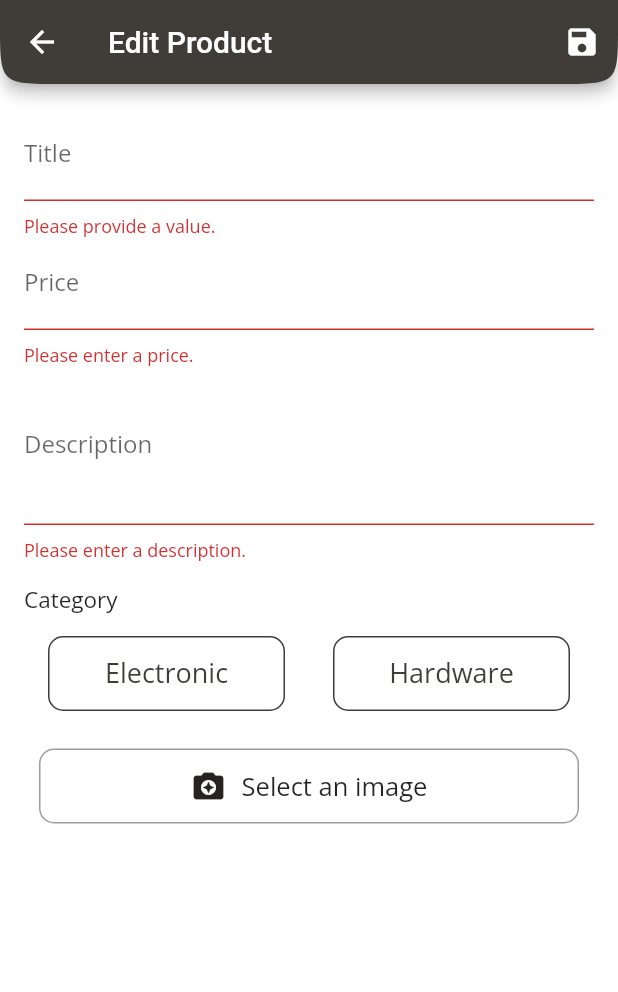
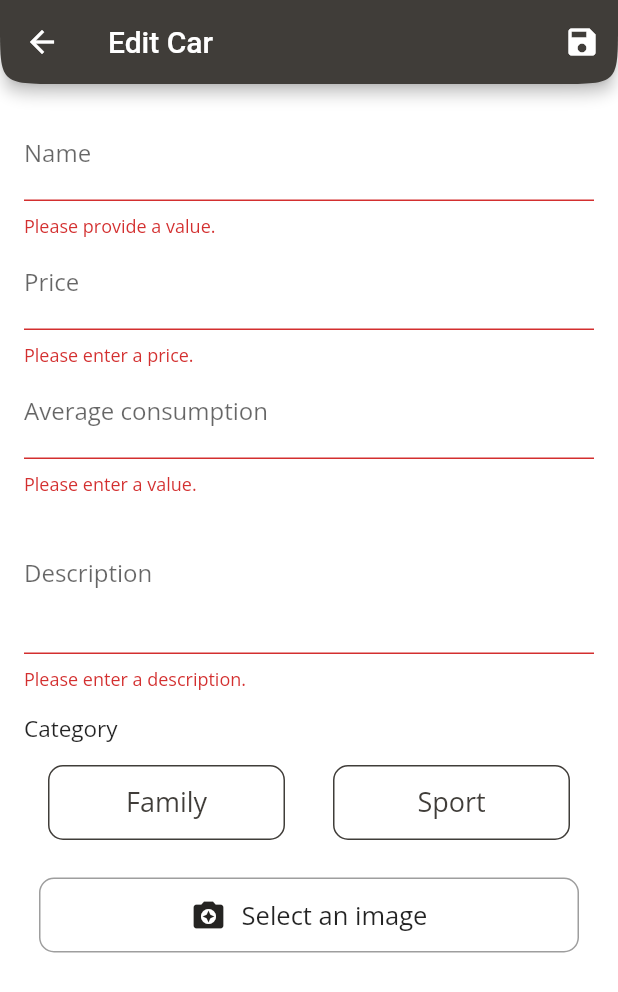
Before and after one commit to Plumito2020/Car-rental-management-app, a Flutter app: the EditCarScreen screen opened by its route, after a tap on the "save" icon, on a phone screen of 412 x 824 dp. Shown: the top 992 px of the screen. Run offline on Flutter 3.47's test engine with Material 2 defaults, Android fonts, the phone set to English and light mode, and no system bars; our stand-ins replace google_fonts, shared_preferences; accounts and stored records are empty.

Commit message:
CRUD operations

```diff
--- a/lib/providers/Cars.dart
+++ b/lib/providers/Cars.dart
@@ -154,7 +154,7 @@ class Cars with ChangeNotifier {
         body: json.encode({
           'title': car.title,
           'description': car.description,
-          'imageUrl': car.imageUrl,
+          'imageUrl': "",
           'price': car.price,
           'category': car.category,
           'consommation': car.consommation,
@@ -179,42 +179,43 @@ class Cars with ChangeNotifier {
     }
   }
 
-  // Future<void> updateProduct(String id, Product newProduct) async {
-  //   final prodIndex = _items.indexWhere((prod) => prod.id == id);
-  //   if (prodIndex >= 0) {
-  //     final url =
-  //         'https://stage-1a56d.firebaseio.com/products/$id.json?auth=$authToken';
-  //     await http.patch(url,
-  //         body: json.encode({
-  //           'title': newProduct.title,
-  //           'description': newProduct.description,
-  //           'imageUrl': newProduct.imageUrl,
-  //           'category': newProduct.category,
-  //           'price': newProduct.price,
-  //           'quantity': newProduct.quantity,
-  //         }));
-  //     _items[prodIndex] = newProduct;
-  //     notifyListeners();
-  //   } else {
-  //     print('...');
-  //   }
-  // }
+  Future<void> updateCar(String id, Car car) async {
+    final prodIndex = _items.indexWhere((prod) => prod.id == id);
+    if (prodIndex >= 0) {
+      final url =
+          'https://car-rental-5d8bb-default-rtdb.firebaseio.com/cars/$id.json?auth=$authToken';
+      await http.patch(url,
+          body: json.encode({
+            'title': car.title,
+            'description': car.description,
+            'imageUrl': car.imageUrl,
+            'price': car.price,
+            'category': car.category,
+            'consommation': car.consommation,
+            'creatorId': userId,
+          }));
+      _items[prodIndex] = car;
+      notifyListeners();
+    } else {
+      print('...');
+    }
+  }
 
-  // Future<void> deleteProduct(String id) async {
-  //   final url =
-  //       'https://stage-1a56d.firebaseio.com/products/$id.json?auth=$authToken';
-  //   final existingProductIndex = _items.indexWhere((prod) => prod.id == id);
-  //   var existingProduct = _items[existingProductIndex];
-  //   _items.removeAt(existingProductIndex);
-  //   notifyListeners();
-  //   final response = await http.delete(url);
-  //   if (response.statusCode >= 400) {
-  //     _items.insert(existingProductIndex, existingProduct);
-  //     notifyListeners();
-  //     throw HttpException('Could not delete product.');
-  //   }
-  //   existingProduct = null;
-  // }
+  Future<void> deleteCar(String id) async {
+    final url =
+        'https://car-rental-5d8bb-default-rtdb.firebaseio.com/cars/$id.json?auth=$authToken';
+    final existingProductIndex = _items.indexWhere((prod) => prod.id == id);
+    var existingProduct = _items[existingProductIndex];
+    _items.removeAt(existingProductIndex);
+    notifyListeners();
+    final response = await http.delete(url);
+    if (response.statusCode >= 400) {
+      _items.insert(existingProductIndex, existingProduct);
+      notifyListeners();
+      throw HttpException('Could not delete product.');
+    }
+    existingProduct = null;
+  }
 
   // Future<void> fetchAndSetProductsByCategory(String category) async {
   //   var url =
--- a/lib/screens/edit-car-screen.dart
+++ b/lib/screens/edit-car-screen.dart
@@ -10,7 +10,7 @@ import 'dart:io';
 // import 'package:image_picker/image_picker.dart';
 
 class EditCarScreen extends StatefulWidget {
-  static const routeName = '/edit-product';
+  static const routeName = '/edit-car';
 
   @override
   _EditCarScreenState createState() => _EditCarScreenState();
@@ -18,6 +18,7 @@ class EditCarScreen extends StatefulWidget {
 
 class _EditCarScreenState extends State<EditCarScreen> {
   final _priceFocusNode = FocusNode();
+  final _consoFocusNode = FocusNode();
   final _descriptionFocusNode = FocusNode();
   final _imageUrlController = TextEditingController();
   final _imageUrlFocusNode = FocusNode();
@@ -26,6 +27,7 @@ class _EditCarScreenState extends State<EditCarScreen> {
     id: null,
     title: '',
     price: 0,
+    consommation: 0,
     description: '',
     imageUrl: '',
   );
@@ -33,13 +35,14 @@ class _EditCarScreenState extends State<EditCarScreen> {
     'title': '',
     'description': '',
     'price': '',
+    'consommation': '',
     'imageUrl': '',
   };
   var _isInit = true;
   var _isLoading = false;
   Map<String, bool> _category = {
-    "Hardware": false,
-    "Electronic": false,
+    "Sport": false,
+    "Family": false,
   };
   @override
   void initState() {
@@ -58,7 +61,7 @@ class _EditCarScreenState extends State<EditCarScreen> {
           'title': _editedProduct.title,
           'description': _editedProduct.description,
           'price': _editedProduct.price.toString(),
-          // 'imageUrl': _editedProduct.imageUrl,
+          'consommation': _editedProduct.consommation.toString(),
           'imageUrl': '',
         };
         _imageUrlController.text = _editedProduct.imageUrl;
@@ -72,6 +75,7 @@ class _EditCarScreenState extends State<EditCarScreen> {
   void dispose() {
     _imageUrlFocusNode.removeListener(_updateImageUrl);
     _priceFocusNode.dispose();
+    _consoFocusNode.dispose();
     _descriptionFocusNode.dispose();
     _imageUrlController.dispose();
     _imageUrlFocusNode.dispose();
@@ -106,6 +110,7 @@ class _EditCarScreenState extends State<EditCarScreen> {
     _editedProduct = Car(
         title: _editedProduct.title,
         price: _editedProduct.price,
+        consommation: _editedProduct.consommation,
         description: _editedProduct.description,
         imageUrl: _editedProduct.imageUrl,
         id: _editedProduct.id,
@@ -115,8 +120,8 @@ class _EditCarScreenState extends State<EditCarScreen> {
       _isLoading = true;
     });
     if (_editedProduct.id != null) {
-      // await Provider.of<Cars>(context, listen: false)
-      //     .updateProduct(_editedProduct.id, _editedProduct);
+      await Provider.of<Cars>(context, listen: false)
+          .updateCar(_editedProduct.id, _editedProduct);
     } else {
       try {
         await Provider.of<Cars>(context, listen: false).addCar(_editedProduct);
@@ -151,21 +156,6 @@ class _EditCarScreenState extends State<EditCarScreen> {
     // Navigator.of(context).pop();
   }
 
-  // File _image;
-  // final picker = ImagePicker();
-
-  // Future _imgFromGallery() async {
-  //   final pickedFile = await picker.getImage(source: ImageSource.gallery);
-
-  //   setState(() {
-  //     _image = File(pickedFile.path.toString());
-  //   });
-
-  //   final StorageReference ref =
-  //       FirebaseStorage.instance.ref().child("img.jpeg");
-  //   final StorageUploadTask uploadTask = ref.putFile(_image);
-  // }
-
   void _showPicker(context) {
     showModalBottomSheet(
         backgroundColor: Color.fromRGBO(108, 99, 255, 1),
@@ -181,7 +171,7 @@ class _EditCarScreenState extends State<EditCarScreen> {
                         color: Colors.white,
                       ),
                       title: new Text(
-                        'Galerie',
+                        'Galery',
                         style: TextStyle(color: Colors.white),
                       ),
                       onTap: () {
@@ -200,7 +190,7 @@ class _EditCarScreenState extends State<EditCarScreen> {
     return Scaffold(
       backgroundColor: Colors.white,
       appBar: AppBar(
-        title: Text('Edit Product'),
+        title: Text('Edit Car'),
         shape: ContinuousRectangleBorder(
             borderRadius: BorderRadius.only(
                 bottomLeft: Radius.circular(40),
@@ -225,7 +215,7 @@ class _EditCarScreenState extends State<EditCarScreen> {
                   children: <Widget>[
                     TextFormField(
                       initialValue: _initValues['title'],
-                      decoration: InputDecoration(labelText: 'Title'),
+                      decoration: InputDecoration(labelText: 'Name'),
                       textInputAction: TextInputAction.next,
                       onFieldSubmitted: (_) {
                         FocusScope.of(context).requestFocus(_priceFocusNode);
@@ -240,6 +230,7 @@ class _EditCarScreenState extends State<EditCarScreen> {
                         _editedProduct = Car(
                             title: value,
                             price: _editedProduct.price,
+                            consommation: _editedProduct.consommation,
                             description: _editedProduct.description,
                             imageUrl: _editedProduct.imageUrl,
                             id: _editedProduct.id,
@@ -253,8 +244,7 @@ class _EditCarScreenState extends State<EditCarScreen> {
                       keyboardType: TextInputType.number,
                       focusNode: _priceFocusNode,
                       onFieldSubmitted: (_) {
-                        FocusScope.of(context)
-                            .requestFocus(_descriptionFocusNode);
+                        FocusScope.of(context).requestFocus(_consoFocusNode);
                       },
                       validator: (value) {
                         if (value.isEmpty) {
@@ -272,6 +262,41 @@ class _EditCarScreenState extends State<EditCarScreen> {
                         _editedProduct = Car(
                             title: _editedProduct.title,
                             price: double.parse(value),
+                            consommation: _editedProduct.consommation,
+                            description: _editedProduct.description,
+                            imageUrl: _editedProduct.imageUrl,
+                            id: _editedProduct.id,
+                            isFavorite: _editedProduct.isFavorite);
+                      },
+                    ),
+                    TextFormField(
+                      initialValue: _initValues['consommation'],
+                      decoration:
+                          InputDecoration(labelText: 'Average consumption'),
+                      textInputAction: TextInputAction.next,
+                      keyboardType: TextInputType.number,
+                      focusNode: _consoFocusNode,
+                      onFieldSubmitted: (_) {
+                        FocusScope.of(context)
+                            .requestFocus(_descriptionFocusNode);
+                      },
+                      validator: (value) {
+                        if (value.isEmpty) {
+                          return 'Please enter a value.';
+                        }
+                        if (double.tryParse(value) == null) {
+                          return 'Please enter a valid number.';
+                        }
+                        if (double.parse(value) <= 0) {
+                          return 'Please enter a number greater than zero.';
+                        }
+                        return null;
+                      },
+                      onSaved: (value) {
+                        _editedProduct = Car(
+                            title: _editedProduct.title,
+                            price: _editedProduct.price,
+                            consommation: double.parse(value),
                             description: _editedProduct.description,
                             imageUrl: _editedProduct.imageUrl,
                             id: _editedProduct.id,
@@ -297,6 +322,7 @@ class _EditCarScreenState extends State<EditCarScreen> {
                         _editedProduct = Car(
                           title: _editedProduct.title,
                           price: _editedProduct.price,
+                          consommation: _editedProduct.consommation,
                           description: value,
                           imageUrl: _editedProduct.imageUrl,
                           id: _editedProduct.id,
@@ -304,70 +330,6 @@ class _EditCarScreenState extends State<EditCarScreen> {
                         );
                       },
                     ),
-                    // Row(
-                    //   crossAxisAlignment: CrossAxisAlignment.end,
-                    //   children: <Widget>[
-                    //     Container(
-                    //       width: 100,
-                    //       height: 100,
-                    //       margin: EdgeInsets.only(
-                    //         top: 8,
-                    //         right: 10,
-                    //       ),
-                    //       decoration: BoxDecoration(
-                    //         border: Border.all(
-                    //           width: 1,
-                    //           color: Colors.grey,
-                    //         ),
-                    //       ),
-                    //       child: _imageUrlController.text.isEmpty
-                    //           ? Text('Enter a URL')
-                    //           : FittedBox(
-                    //               child: Image.network(
-                    //                 _imageUrlController.text,
-                    //                 fit: BoxFit.cover,
-                    //               ),
-                    //             ),
-                    //     ),
-                    //     Expanded(
-                    //       child: TextFormField(
-                    //         decoration: InputDecoration(labelText: 'Image URL'),
-                    //         keyboardType: TextInputType.url,
-                    //         textInputAction: TextInputAction.done,
-                    //         controller: _imageUrlController,
-                    //         focusNode: _imageUrlFocusNode,
-                    //         onFieldSubmitted: (_) {
-                    //           _saveForm();
-                    //         },
-                    //         validator: (value) {
-                    //           if (value.isEmpty) {
-                    //             return 'Please enter an image URL.';
-                    //           }
-                    //           if (!value.startsWith('http') &&
-                    //               !value.startsWith('https')) {
-                    //             return 'Please enter a valid URL.';
-                    //           }
-                    //           if (!value.endsWith('.png') &&
-                    //               !value.endsWith('.jpg') &&
-                    //               !value.endsWith('.jpeg')) {
-                    //             return 'Please enter a valid image URL.';
-                    //           }
-                    //           return null;
-                    //         },
-                    //         onSaved: (value) {
-                    //           _editedProduct = Product(
-                    //             title: _editedProduct.title,
-                    //             price: _editedProduct.price,
-                    //             description: _editedProduct.description,
-                    //             imageUrl: value,
-                    //             id: _editedProduct.id,
-                    //             isFavorite: _editedProduct.isFavorite,
-                    //           );
-                    //         },
-                    //       ),
-                    //     ),
-                    //   ],
-                    // ),
                     SizedBox(
                       height: 15,
                     ),
@@ -384,9 +346,8 @@ class _EditCarScreenState extends State<EditCarScreen> {
                               child: FlatButton(
                                 onPressed: () {
                                   setState(() {
-                                    _category["Electronic"] =
-                                        !_category["Electronic"];
-                                    _category["Hardware"] = false;
+                                    _category["Family"] = !_category["Family"];
+                                    _category["Sport"] = false;
                                   });
                                 },
                                 child: Container(
@@ -396,8 +357,8 @@ class _EditCarScreenState extends State<EditCarScreen> {
                                   child: Padding(
                                     padding: const EdgeInsets.symmetric(
                                         vertical: 10, horizontal: 20),
-                                    child: Text("Electronic",
-                                        style: (_category["Electronic"] == true)
+                                    child: Text("Family",
+                                        style: (_category["Family"] == true)
                                             ? Theme.of(context)
                                                 .textTheme
                                                 .body1
@@ -412,7 +373,7 @@ class _EditCarScreenState extends State<EditCarScreen> {
                                                         64, 61, 57, 1),
                                                     fontSize: 18)),
                                   ),
-                                  decoration: (_category["Electronic"] == true)
+                                  decoration: (_category["Family"] == true)
                                       ? BoxDecoration(
                                           color: Color.fromRGBO(64, 61, 57, 1),
                                           borderRadius: BorderRadius.all(
@@ -432,9 +393,8 @@ class _EditCarScreenState extends State<EditCarScreen> {
                             child: FlatButton(
                               onPressed: () {
                                 setState(() {
-                                  _category["Hardware"] =
-                                      !_category["Hardware"];
-                                  _category["Electronic"] = false;
+                                  _category["Sport"] = !_category["Sport"];
+                                  _category["Family"] = false;
                                 });
                               },
                               child: Container(
@@ -444,8 +404,8 @@ class _EditCarScreenState extends State<EditCarScreen> {
                                 child: Padding(
                                   padding: const EdgeInsets.symmetric(
                                       vertical: 10, horizontal: 20),
-                                  child: Text('Hardware',
-                                      style: (_category["Hardware"] == true)
+                                  child: Text('Sport',
+                                      style: (_category["Sport"] == true)
                                           ? Theme.of(context)
                                               .textTheme
                                               .body1
@@ -460,7 +420,7 @@ class _EditCarScreenState extends State<EditCarScreen> {
                                                       64, 61, 57, 1),
                                                   fontSize: 18)),
                                 ),
-                                decoration: (_category["Hardware"] == true)
+                                decoration: (_category["Sport"] == true)
                                     ? BoxDecoration(
                                         color: Color.fromRGBO(64, 61, 57, 1),
                                         borderRadius: BorderRadius.all(
```
Also changed, not shown: lib/widgets/admin-car-item.dart (+13 -14 lines).
